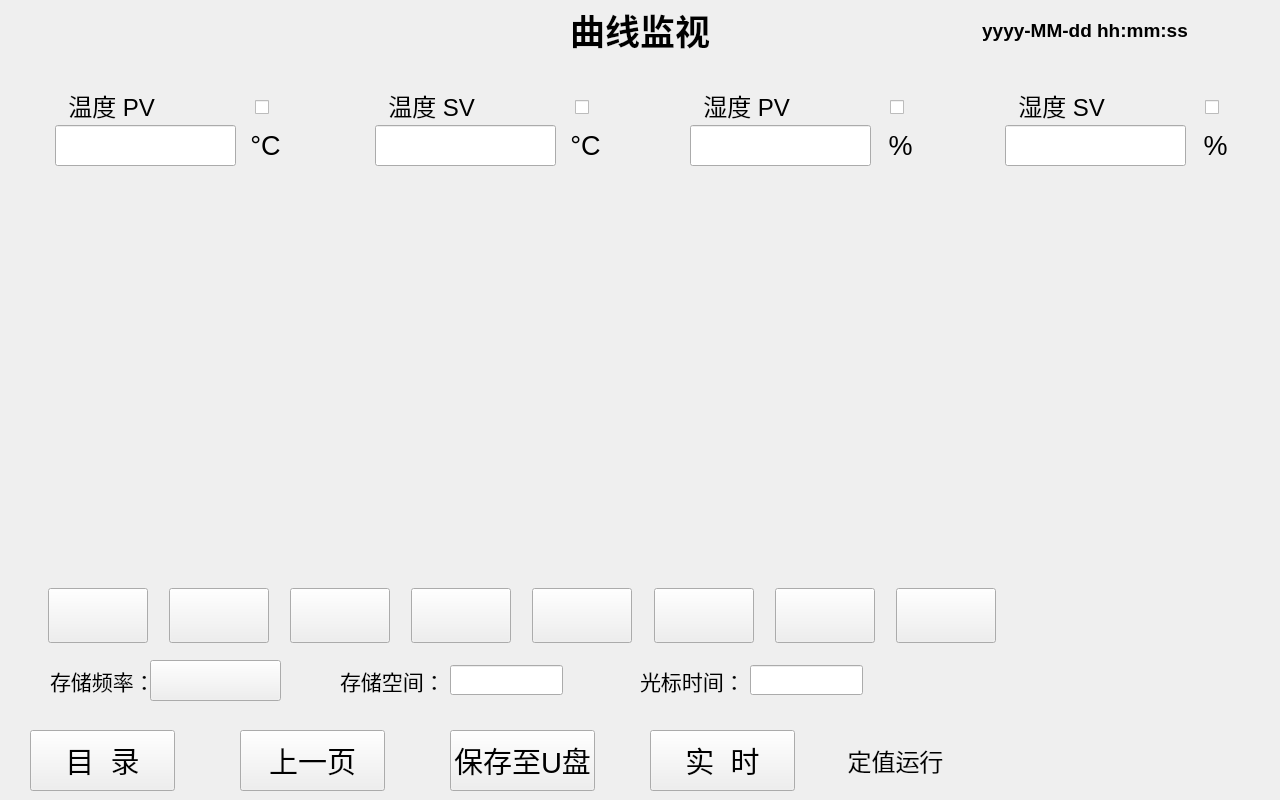
First picture: the form in curve_monitoring.ui, repository qingdouke/TemakViews, before the edit.
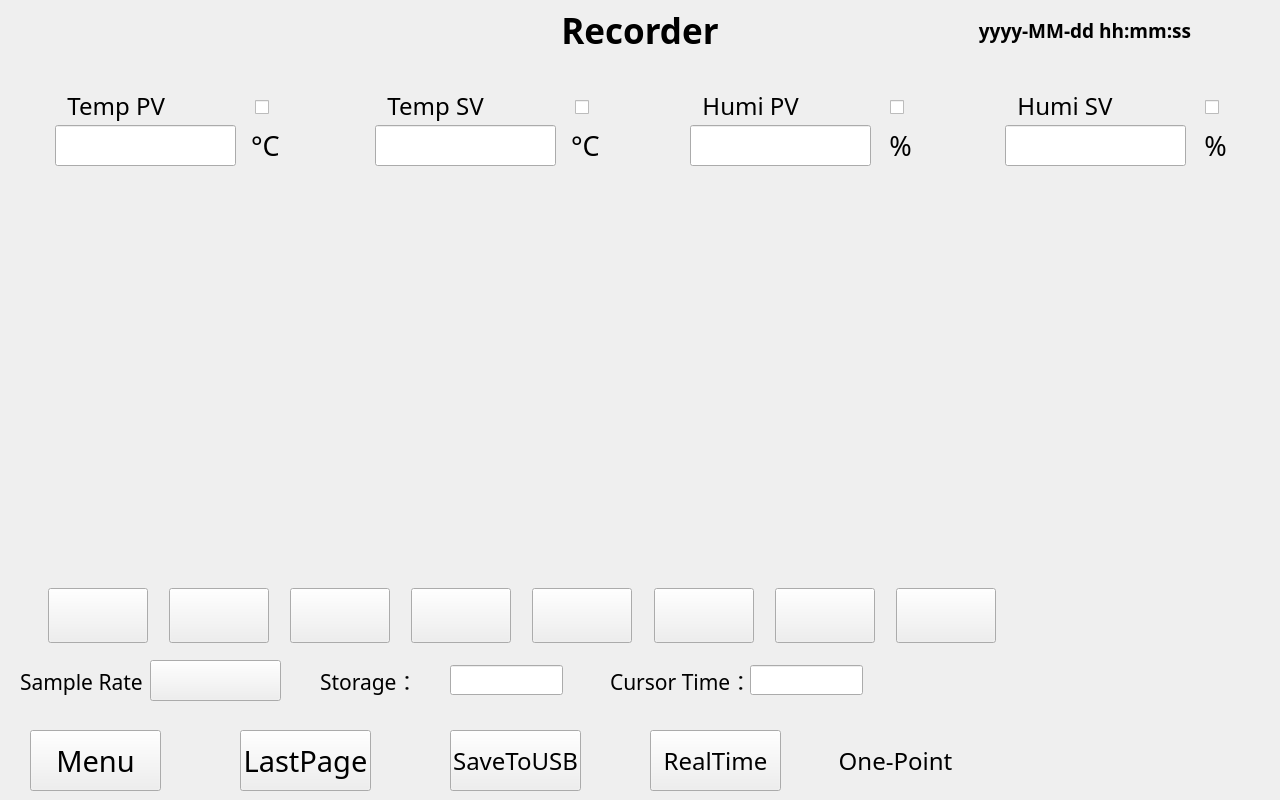
Second picture: the form after the edit. Custom widgets are drawn as their Qt base class.

Commit message: 1.change all common user page to english text 2.adjust the partial display and buttons of some user interfaces 3.add onepoint interface show display and button function

Patch:
```diff
--- a/curve_monitoring.ui
+++ b/curve_monitoring.ui
@@ -55,7 +55,9 @@
     </property>
     <property name="font">
      <font>
+      <family>思源黑体</family>
       <pointsize>14</pointsize>
+      <weight>75</weight>
       <bold>true</bold>
      </font>
     </property>
@@ -77,12 +79,14 @@
     </property>
     <property name="font">
      <font>
+      <family>思源黑体</family>
       <pointsize>26</pointsize>
+      <weight>75</weight>
       <bold>true</bold>
      </font>
     </property>
     <property name="text">
-     <string>曲线监视</string>
+     <string>Recorder</string>
     </property>
     <property name="textFormat">
      <enum>Qt::PlainText</enum>
@@ -121,11 +125,12 @@
      </property>
      <property name="font">
       <font>
+       <family>思源黑体</family>
        <pointsize>18</pointsize>
       </font>
      </property>
      <property name="text">
-      <string>  温度 PV</string>
+      <string>  Temp PV</string>
      </property>
     </widget>
     <widget class="QLabel" name="temperature_pv_company_label">
@@ -139,6 +144,7 @@
      </property>
      <property name="font">
       <font>
+       <family>思源黑体</family>
        <pointsize>20</pointsize>
       </font>
      </property>
@@ -207,11 +213,12 @@
      </property>
      <property name="font">
       <font>
+       <family>思源黑体</family>
        <pointsize>18</pointsize>
       </font>
      </property>
      <property name="text">
-      <string>  温度 SV</string>
+      <string>  Temp SV</string>
      </property>
     </widget>
     <widget class="QCheckBox" name="temperature_sv_checkbox">
@@ -262,6 +269,7 @@
      </property>
      <property name="font">
       <font>
+       <family>思源黑体</family>
        <pointsize>20</pointsize>
       </font>
      </property>
@@ -293,11 +301,12 @@
      </property>
      <property name="font">
       <font>
+       <family>思源黑体</family>
        <pointsize>18</pointsize>
       </font>
      </property>
      <property name="text">
-      <string>  湿度 PV</string>
+      <string>  Humi PV</string>
      </property>
     </widget>
     <widget class="QCheckBox" name="humidity_pv_checkbox">
@@ -324,6 +333,7 @@
      </property>
      <property name="font">
       <font>
+       <family>思源黑体</family>
        <pointsize>20</pointsize>
       </font>
      </property>
@@ -379,11 +389,12 @@
      </property>
      <property name="font">
       <font>
+       <family>思源黑体</family>
        <pointsize>18</pointsize>
       </font>
      </property>
      <property name="text">
-      <string>  湿度 SV</string>
+      <string>  Humi SV</string>
      </property>
     </widget>
     <widget class="QCheckBox" name="humidity_sv_checkbox">
@@ -434,6 +445,7 @@
      </property>
      <property name="font">
       <font>
+       <family>思源黑体</family>
        <pointsize>20</pointsize>
       </font>
      </property>
@@ -552,19 +564,20 @@
    <widget class="QLabel" name="storage_frequency_label">
     <property name="geometry">
      <rect>
-      <x>50</x>
+      <x>20</x>
       <y>600</y>
-      <width>101</width>
+      <width>131</width>
       <height>41</height>
      </rect>
     </property>
     <property name="font">
      <font>
+      <family>思源黑体</family>
       <pointsize>16</pointsize>
      </font>
     </property>
     <property name="text">
-     <string>存储频率：</string>
+     <string>Sample Rate：</string>
     </property>
    </widget>
    <widget class="QLabel" name="storage_frequency_line">
@@ -607,19 +620,20 @@
    <widget class="QLabel" name="storage_spacing_label">
     <property name="geometry">
      <rect>
-      <x>340</x>
+      <x>320</x>
       <y>600</y>
-      <width>101</width>
+      <width>111</width>
       <height>41</height>
      </rect>
     </property>
     <property name="font">
      <font>
+      <family>思源黑体</family>
       <pointsize>16</pointsize>
      </font>
     </property>
     <property name="text">
-     <string>存储空间：</string>
+     <string>Storage：</string>
     </property>
    </widget>
    <widget class="QLineEdit" name="storage_spacing_lineEdit">
@@ -662,19 +676,20 @@
    <widget class="QLabel" name="cursor_time_label">
     <property name="geometry">
      <rect>
-      <x>640</x>
+      <x>610</x>
       <y>600</y>
-      <width>101</width>
+      <width>141</width>
       <height>41</height>
      </rect>
     </property>
     <property name="font">
      <font>
+      <family>思源黑体</family>
       <pointsize>16</pointsize>
      </font>
     </property>
     <property name="text">
-     <string>光标时间：</string>
+     <string>Cursor Time：</string>
     </property>
    </widget>
    <widget class="QLineEdit" name="cursor_time_lineEdit">
@@ -752,17 +767,18 @@
      <rect>
       <x>30</x>
       <y>10</y>
-      <width>145</width>
+      <width>131</width>
       <height>61</height>
      </rect>
     </property>
     <property name="font">
      <font>
+      <family>思源黑体</family>
       <pointsize>22</pointsize>
      </font>
     </property>
     <property name="text">
-     <string>目  录</string>
+     <string>Menu</string>
     </property>
    </widget>
    <widget class="QPushButton" name="previous_page_pbth">
@@ -770,17 +786,18 @@
      <rect>
       <x>240</x>
       <y>10</y>
-      <width>145</width>
+      <width>131</width>
       <height>61</height>
      </rect>
     </property>
     <property name="font">
      <font>
+      <family>思源黑体</family>
       <pointsize>22</pointsize>
      </font>
     </property>
     <property name="text">
-     <string>上一页</string>
+     <string>LastPage</string>
     </property>
    </widget>
    <widget class="QPushButton" name="saving_pbtn">
@@ -788,17 +805,18 @@
      <rect>
       <x>450</x>
       <y>10</y>
-      <width>145</width>
+      <width>131</width>
       <height>61</height>
      </rect>
     </property>
     <property name="font">
      <font>
-      <pointsize>22</pointsize>
+      <family>思源黑体</family>
+      <pointsize>18</pointsize>
      </font>
     </property>
     <property name="text">
-     <string>保存至U盘</string>
+     <string>SaveToUSB</string>
     </property>
    </widget>
    <widget class="QPushButton" name="real_time_pbtn">
@@ -806,17 +824,18 @@
      <rect>
       <x>650</x>
       <y>10</y>
-      <width>145</width>
+      <width>131</width>
       <height>61</height>
      </rect>
     </property>
     <property name="font">
      <font>
-      <pointsize>22</pointsize>
+      <family>思源黑体</family>
+      <pointsize>18</pointsize>
      </font>
     </property>
     <property name="text">
-     <string>实  时</string>
+     <string>RealTime</string>
     </property>
    </widget>
    <widget class="QLabel" name="footer_line">
@@ -857,19 +876,20 @@
     <widget class="QLabel" name="status_text">
      <property name="geometry">
       <rect>
-       <x>15</x>
+       <x>0</x>
        <y>15</y>
-       <width>121</width>
+       <width>151</width>
        <height>31</height>
       </rect>
      </property>
      <property name="font">
       <font>
+       <family>思源黑体</family>
        <pointsize>18</pointsize>
       </font>
      </property>
      <property name="text">
-      <string>定值运行</string>
+      <string>One-Point</string>
      </property>
      <property name="alignment">
       <set>Qt::AlignCenter</set>
```
Left out of the diff: 1 changed line with no effect on the pictures. The commit also changes 14 other files.
